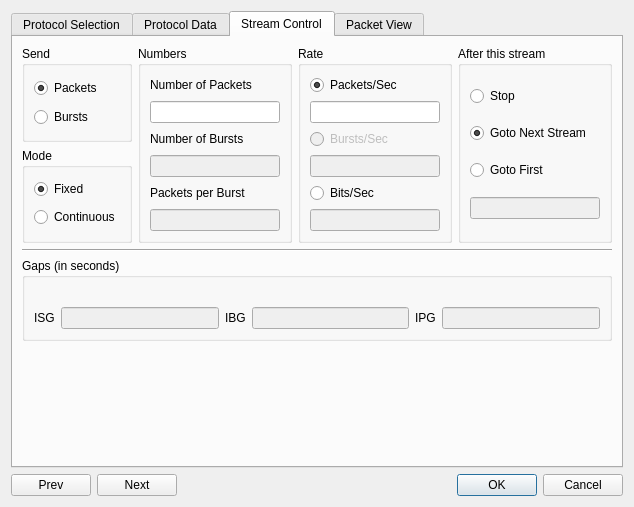
Qt form client/streamconfigdialog.ui (pstavirs/ostinato) before a commit.
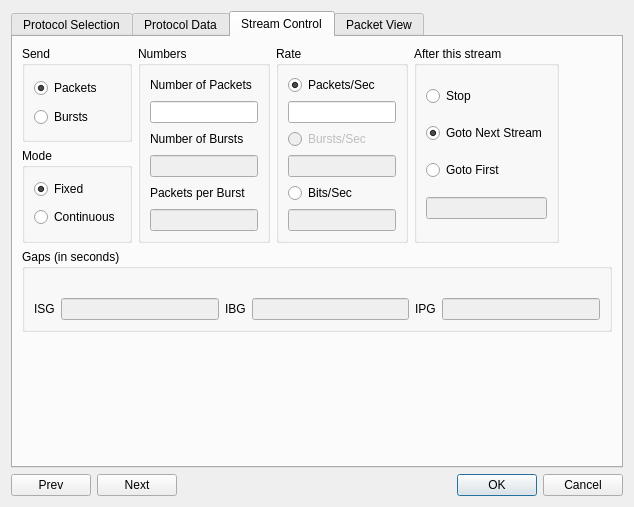
The same form after that commit. The open tabs and pages were chosen to show the change. Icons and pictures are not drawn. Custom widgets are drawn as their Qt base class.

The edit to the form file:
```diff
--- a/client/streamconfigdialog.ui
+++ b/client/streamconfigdialog.ui
@@ -982,6 +982,19 @@
          </layout>
         </widget>
        </item>
+       <item rowspan="2" row="0" column="4" >
+        <spacer>
+         <property name="orientation" >
+          <enum>Qt::Horizontal</enum>
+         </property>
+         <property name="sizeHint" >
+          <size>
+           <width>20</width>
+           <height>41</height>
+          </size>
+         </property>
+        </spacer>
+       </item>
        <item row="1" column="0" >
         <widget class="QGroupBox" name="groupBox_5" >
          <property name="title" >
@@ -1008,14 +1021,7 @@
          </layout>
         </widget>
        </item>
-       <item row="2" column="0" colspan="4" >
-        <widget class="Line" name="line_4" >
-         <property name="orientation" >
-          <enum>Qt::Horizontal</enum>
-         </property>
-        </widget>
-       </item>
-       <item row="3" column="0" colspan="4" >
+       <item row="3" column="0" colspan="5" >
         <widget class="QGroupBox" name="groupBox_12" >
          <property name="enabled" >
           <bool>true</bool>
```
Left out of the diff: 96 changed lines with no effect on the pictures.
